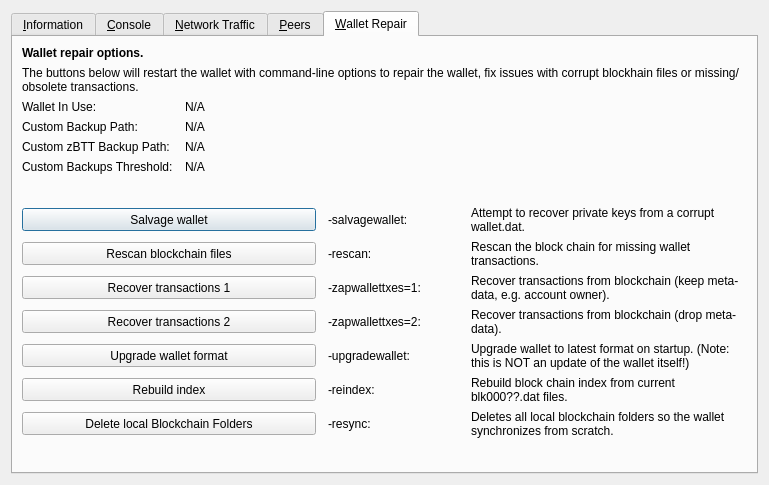
Qt form src/qt/forms/rpcconsole.ui (c0de0x/blocs) before a commit.
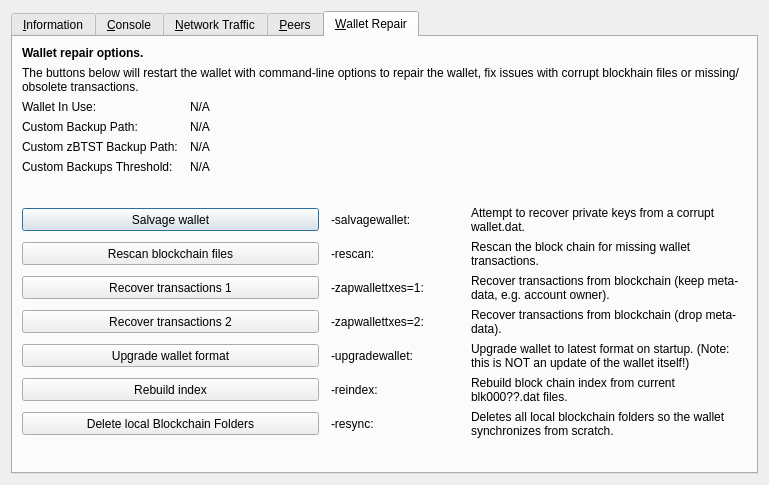
The same form after that commit. The open tabs and pages were chosen to show the change. Icons and pictures are not drawn. Custom widgets are drawn as their Qt base class.

Commit message: code rebranding BTT->BTST

The edit to the form file:
```diff
--- a/src/qt/forms/rpcconsole.ui
+++ b/src/qt/forms/rpcconsole.ui
@@ -1328,7 +1328,7 @@
        <item row="4" column="0">
         <widget class="QLabel" name="wallet_customzpivbackuppath_label">
          <property name="text">
-          <string>Custom zBTT Backup Path:</string>
+          <string>Custom zBTST Backup Path:</string>
          </property>
          <property name="visible">
           <bool>false</bool>
```
The commit also changes 135 other files.
